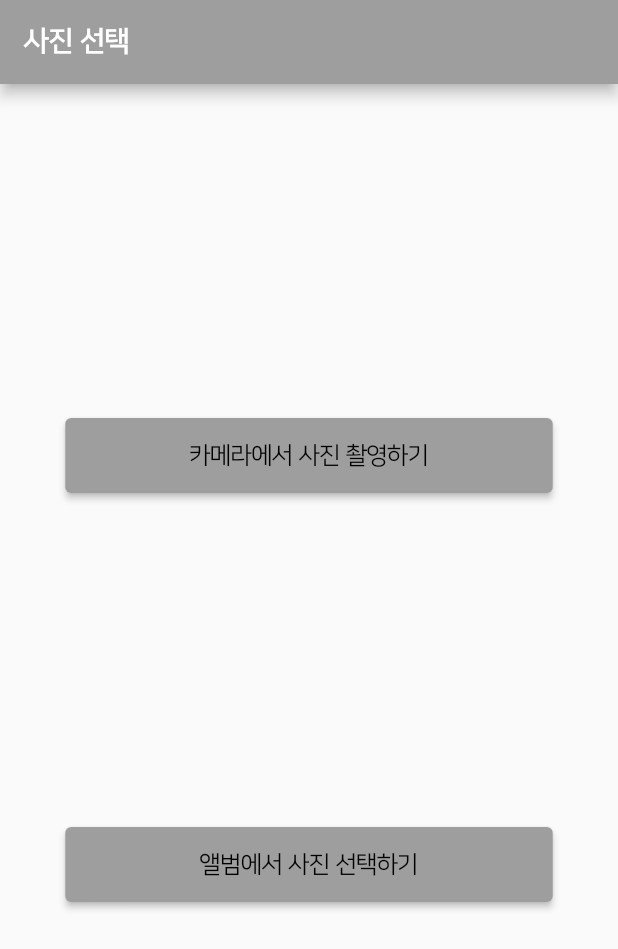
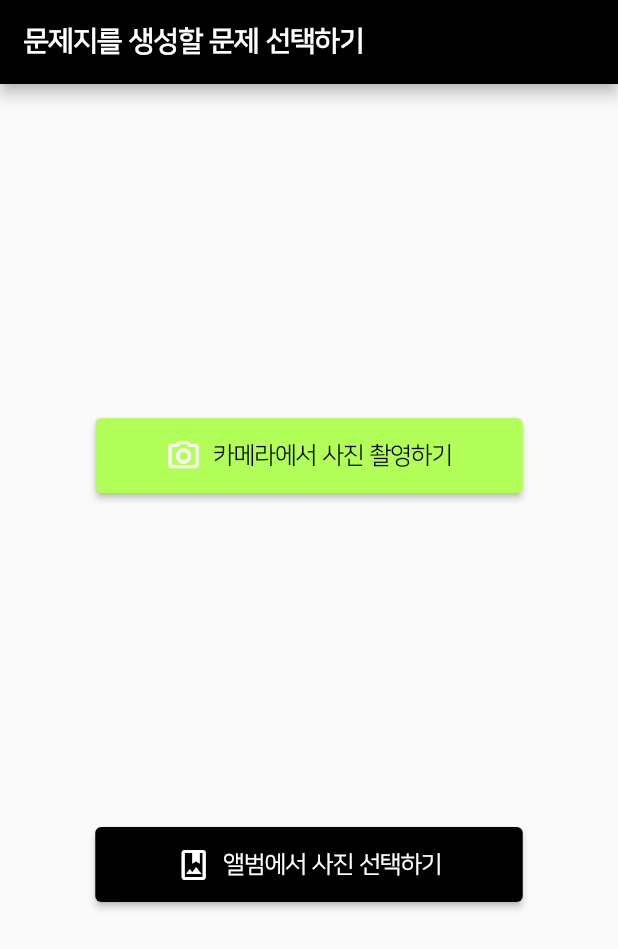
Before and after one commit to SEOSURI/seosuri_fe, a Flutter app: the screen it shows after launch, on a phone screen of 412 x 824 dp. Shown: the top 949 px of the screen. Run offline on Flutter 3.47's test engine with Material 2 defaults, Android fonts, the phone set to English and light mode, and no system bars; our stand-ins replace image_picker.

```diff
--- a/lib/camerascreen.dart
+++ b/lib/camerascreen.dart
@@ -43,9 +43,11 @@ class _CameraScreenState extends State<CameraScreen> {
     return Scaffold(
       appBar: AppBar(
         title: Text(
-          '사진 선택',
+          '문제지를 생성할 문제 선택하기',
+          textAlign: TextAlign.center,
           style: TextStyle(
             fontSize: 19,
+            fontFamily: 'nanum-square',
           ),
         ),
       ),
@@ -54,31 +56,52 @@ class _CameraScreenState extends State<CameraScreen> {
           mainAxisAlignment: MainAxisAlignment.spaceEvenly,
           children: [
             Container(
-              width: 325,
+              width: 285,
               height: 50,
               child: ElevatedButton(
-                child: Text(
+                style: ButtonStyle(
+                  backgroundColor: MaterialStateProperty.all<Color>(Colors.lightGreenAccent),
+                ),
+                onPressed: () => _pickImage(ImageSource.camera),
+                child: Row(
+                  mainAxisAlignment: MainAxisAlignment.center,
+                  children: [
+                    Icon(Icons.camera_alt_outlined),
+                    SizedBox(width: 8),
+                    Text(
                       '카메라에서 사진 촬영하기',
                       style: TextStyle(
                         fontSize: 16,
                         fontFamily: 'nanum-square',
+                        color: Colors.black,
                       ),
                     ),
-                onPressed: () => _pickImage(ImageSource.camera),
+                  ],
+                ),
               ),
             ),
             Container(
-              width: 325,
+              width: 285,
               height: 50,
               child: ElevatedButton(
-                child: Text(
+                style: ButtonStyle(
+                  backgroundColor: MaterialStateProperty.all<Color>(Colors.black),
+                ),
+                onPressed: () => _pickImage(ImageSource.gallery),
+                child: Row(
+                  mainAxisAlignment: MainAxisAlignment.center,
+                  children: [
+                    Icon(Icons.photo_album_outlined),
+                    SizedBox(width: 8),
+                    Text(
                       '앨범에서 사진 선택하기',
                       style: TextStyle(
                         fontSize: 16,
                         fontFamily: 'nanum-square',
                       ),
                     ),
-                onPressed: () => _pickImage(ImageSource.gallery),
+                  ],
+                ),
               ),
             ),
           ],
--- a/lib/main.dart
+++ b/lib/main.dart
@@ -10,26 +10,35 @@ void main() {
 }
 
 class MyApp extends StatelessWidget {
-  // final TestCheckProvider _testCheckProvider = TestCheckProvider();
-  // final List<ProblemData> dataList = [];
+  MaterialColor createMaterialColor(Color color) {
+    List strengths = <double>[.05];
+    Map<int, Color> swatch = <int, Color>{};
+    final int r = color.red, g = color.green, b = color.blue;
 
+    for (int i = 1; i < 10; i++) {
+      strengths.add(0.1 * i);
+    }
+    strengths.forEach((strength) {
+      final double ds = 0.5 - strength;
+      swatch[(strength * 1000).round()] = Color.fromRGBO(
+        r + ((ds < 0 ? r : (255 - r)) * ds).round(),
+        g + ((ds < 0 ? g : (255 - g)) * ds).round(),
+        b + ((ds < 0 ? b : (255 - b)) * ds).round(),
+        1,
+      );
+    });
+    return MaterialColor(color.value, swatch);
+  }
 
   @override
   Widget build(BuildContext context) {
-    return MultiProvider(
-      providers: [
-        ChangeNotifierProvider<TestCheckProvider>(
+    return Provider(
           create: (_) => TestCheckProvider(),
-        ),
-        // ChangeNotifierProvider<EmailProvider>(
-        //   create: (_) => EmailProvider(),
-        // )
-      ],
       child: MaterialApp(
         debugShowCheckedModeBanner: false,
         title: 'Seosuri',
         theme: ThemeData(
-          primarySwatch: Colors.grey,
+          primarySwatch: createMaterialColor(Colors.black),
           textTheme: TextTheme(
             bodyText2: TextStyle(
               fontFamily: 'nanum-square',
--- a/lib/testcheck.dart
+++ b/lib/testcheck.dart
@@ -55,7 +55,7 @@ class _TestCheckScreenState extends State<TestCheckScreen> {
   Widget build(BuildContext context) {
     return Scaffold(
       appBar: AppBar(
-        title: Text('문제 목록'),
+        title: Text('문제 목록',textAlign: TextAlign.center),
       ),
       body: FutureBuilder<void>(
         future: fetchData,
--- a/lib/testcor.dart
+++ b/lib/testcor.dart
@@ -170,7 +170,7 @@ class _TestCorrectionScreenState extends State<TestCorrectionScreen> {
   Widget build(BuildContext context) {
     return Scaffold(
       appBar: AppBar(
-        title: Text('문제 수정'),
+        title: Text('선택한 문제 수정',textAlign: TextAlign.center,),
       ),
       body: SingleChildScrollView(
         child: Padding(
@@ -179,7 +179,7 @@ class _TestCorrectionScreenState extends State<TestCorrectionScreen> {
             crossAxisAlignment: CrossAxisAlignment.start,
             children: [
               Text(
-                '수정하고 싶은 데이터:',
+                '수정하고 싶은 문제 :',
                 style: TextStyle(
                   fontSize: 16,
                   fontWeight: FontWeight.bold,
@@ -223,7 +223,9 @@ class _TestCorrectionScreenState extends State<TestCorrectionScreen> {
                         builder: (BuildContext context) {
                           return AlertDialog(
                             title: Text('문제 삭제 확인'),
-                            content: Text('해당 문제를 정말 삭제하시겠습니까?'),
+                            content: Text(
+                                '해당 문제를 정말 삭제하시겠습니까?\n 삭제를 누른 후 목록화면으로 돌아가기 버튼을 눌러주세요.'
+                                ''),
                             actions: [
                               TextButton(
                                 child: Text('취소'),
```
Also changed, not shown: lib/checkscreen.dart (+40 -7 lines), lib/emailscreen.dart (+5 -2 lines). Lines whose indentation alone changed are shown as unchanged.
